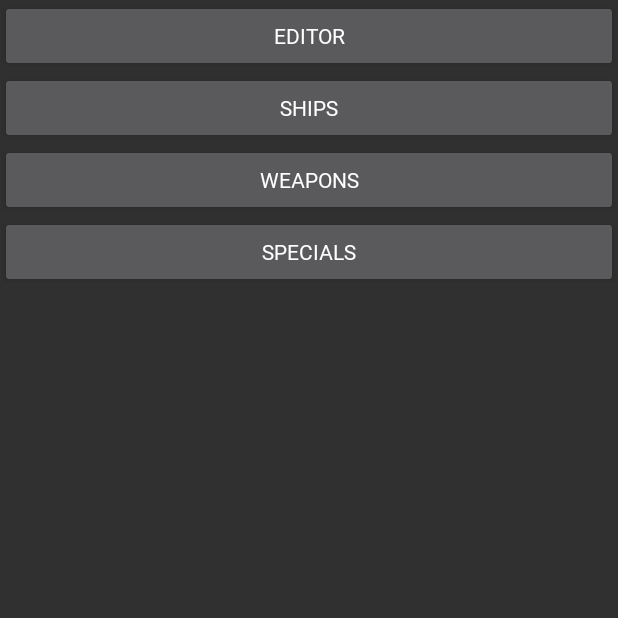
After one commit to Dmity569/SpaceGameBulletHell, an Android app: the ShopActivity screen opened directly, with no data from a screen before it, on a phone screen of 412 x 824 dp, the top half of it. The commit adds this screen. Run offline under Robolectric (Android 15) with nearby library versions, the phone set to English and light mode, and no system bars; Roboto replaces fonts that are not available here.

```diff
--- a/app/src/main/AndroidManifest.xml
+++ b/app/src/main/AndroidManifest.xml
@@ -30,7 +30,11 @@
             android:screenOrientation="portrait"
             android:exported="true">
         </activity>
-
+        <activity android:name=".ShopActivity"
+            android:configChanges="orientation"
+            android:screenOrientation="portrait"
+            android:exported="true">
+        </activity>
 <!--        <meta-data-->
 <!--            android:name="preloaded_fonts"-->
 <!--            android:resource="@array/preloaded_fonts"-->
--- a/app/src/main/java/com/example/spacegame/DrawThread.java
+++ b/app/src/main/java/com/example/spacegame/DrawThread.java
@@ -71,7 +71,7 @@ public class DrawThread extends Thread {
         c.drawBitmap(icon_health, 0, 0, p);
         c.drawBitmap(bar_health, icon_health.getWidth(), 0, p);
         c.drawBitmap(icon_gold, Resources.getSystem().getDisplayMetrics().widthPixels - icon_gold.getWidth(), 0, p);
-        c.drawText(Integer.toString(logicThread.player.money),
+        c.drawText(Integer.toString(logicThread.player.money) + " C",
                 Resources.getSystem().getDisplayMetrics().widthPixels - icon_gold.getWidth(),
                 text_paint.getTextSize() + icon_gold.getHeight(), text_paint);
 
--- /dev/null
+++ b/app/src/main/java/com/example/spacegame/ShopActivity.java
@@ -0,0 +1,16 @@
+package com.example.spacegame;
+
+import android.os.Bundle;
+import android.view.Window;
+
+import androidx.appcompat.app.AppCompatActivity;
+
+public class ShopActivity extends AppCompatActivity {
+
+    @Override
+    protected void onCreate(Bundle savedInstanceState) {
+        super.onCreate(savedInstanceState);
+        requestWindowFeature(Window.FEATURE_NO_TITLE);
+        setContentView(R.layout.activity_shop);
+    }
+}
--- a/app/src/main/res/layout/activity_menu.xml
+++ b/app/src/main/res/layout/activity_menu.xml
@@ -10,7 +10,7 @@
         android:id="@+id/imageView"
         android:layout_width="match_parent"
         android:layout_height="match_parent"
-        app:srcCompat="@drawable/spase2"
+        app:srcCompat="@drawable/background_menu"
         tools:layout_editor_absoluteX="16dp"
         tools:layout_editor_absoluteY="0dp" />
 
@@ -27,7 +27,7 @@
             android:layout_width="200dp"
             android:layout_height="100dp"
             android:background="@drawable/menu_button_texture"
-            android:fontFamily="@font/GorgeousPixel"
+            android:fontFamily="@font/gorgeouspixel"
             android:text="p l a y"
             android:textColor="#000000"
             android:textSize="36sp" />
@@ -36,12 +36,14 @@
             android:id="@+id/setting"
             android:layout_width="130dp"
             android:layout_height="60dp"
+            android:fontFamily="@font/gorgeouspixel"
             android:text="Settings" />
 
         <Button
             android:id="@+id/creators"
             android:layout_width="130dp"
             android:layout_height="60dp"
+            android:fontFamily="@font/gorgeouspixel"
             android:text="Creators" />
     </LinearLayout>
 
--- /dev/null
+++ b/app/src/main/res/layout/activity_shop.xml
@@ -0,0 +1,43 @@
+<?xml version="1.0" encoding="utf-8"?>
+<androidx.constraintlayout.widget.ConstraintLayout
+    xmlns:android="http://schemas.android.com/apk/res/android"
+    xmlns:tools="http://schemas.android.com/tools"
+    android:layout_width="match_parent"
+    android:layout_height="match_parent">
+
+    <LinearLayout
+        android:layout_width="match_parent"
+        android:layout_height="match_parent"
+        android:orientation="vertical"
+        tools:layout_editor_absoluteX="145dp"
+        tools:layout_editor_absoluteY="236dp">
+
+        <Button
+            android:id="@+id/editor"
+            android:layout_width="match_parent"
+            android:layout_height="wrap_content"
+            android:fontFamily="@font/gorgeouspixel"
+            android:text="Editor" />
+
+        <Button
+            android:id="@+id/ships"
+            android:layout_width="match_parent"
+            android:layout_height="wrap_content"
+            android:fontFamily="@font/gorgeouspixel"
+            android:text="Ships" />
+
+        <Button
+            android:id="@+id/weapon"
+            android:layout_width="match_parent"
+            android:layout_height="wrap_content"
+            android:fontFamily="@font/gorgeouspixel"
+            android:text="Weapons" />
+
+        <Button
+            android:id="@+id/specials"
+            android:layout_width="match_parent"
+            android:layout_height="wrap_content"
+            android:fontFamily="@font/gorgeouspixel"
+            android:text="Specials" />
+    </LinearLayout>
+</androidx.constraintlayout.widget.ConstraintLayout>
```
Also changed, not shown: app/src/main/java/com/example/spacegame/ChoiceActivity.java (+9 -0 lines), app/src/main/java/com/example/spacegame/LogicThread.java (+6 -6 lines), app/src/main/res/layout/activity_choice.xml (+20 -12 lines), app/src/main/res/drawable/background_level.png.
